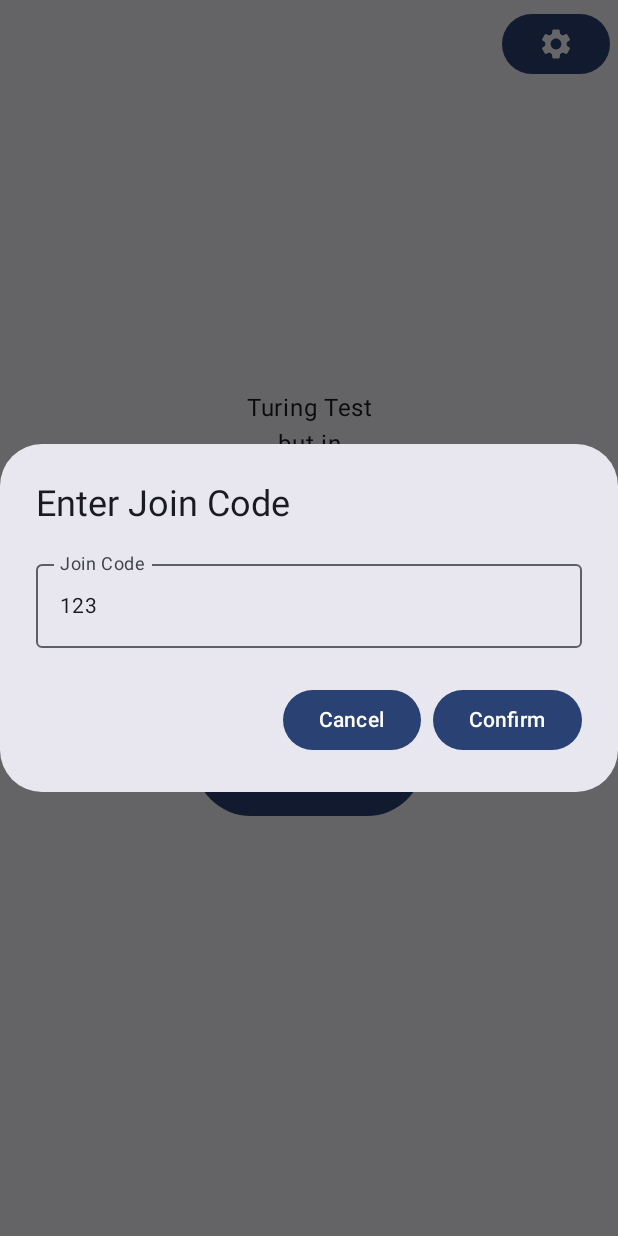
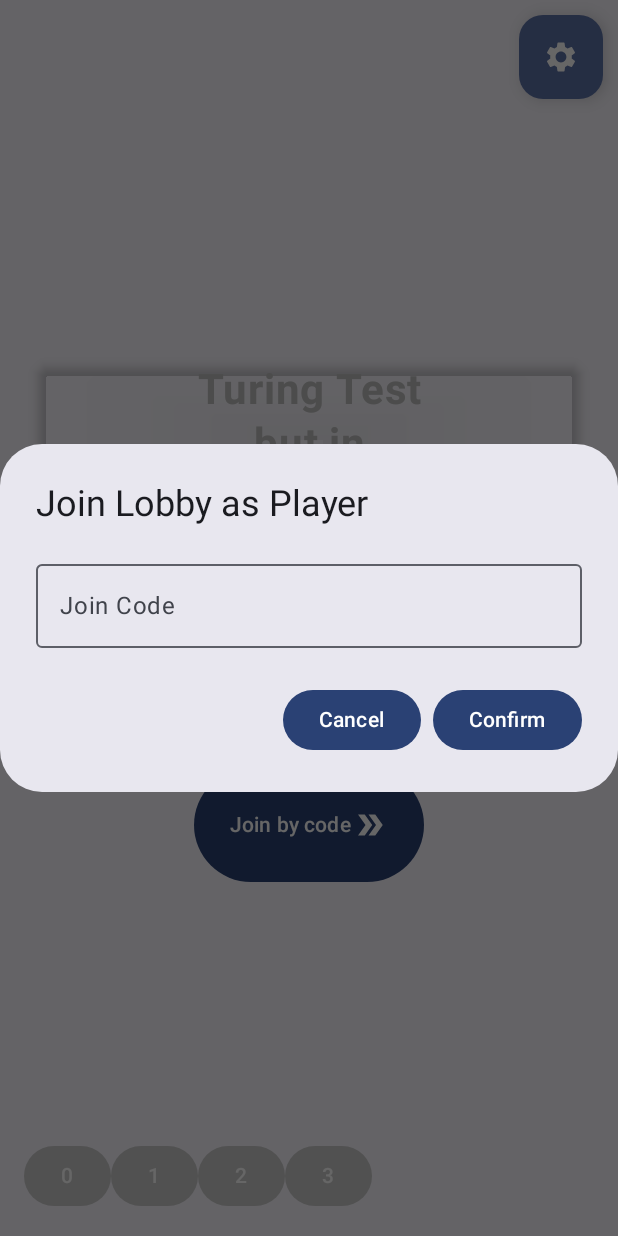
Before and after one commit to eccae/GroupChatTuringTest, an Android app built with Jetpack Compose: the screen it shows after launch (MainActivity), after a tap on "Join by code", on a phone screen of 412 x 824 dp. Run offline under Robolectric (Android 15) with nearby library versions, the phone set to English and light mode, and no system bars; 2 other taps on this screen came first.

Commit message:
removed some bugs (user names and user list sync) improved looks (auto scroll on chat, different fonts etc) added debug button (allows to force change views, breaks logic but enables preview)

```diff
--- a/app/build.gradle.kts
+++ b/app/build.gradle.kts
@@ -68,6 +68,7 @@ dependencies {
     debugImplementation(libs.androidx.ui.tooling)
     debugImplementation(libs.androidx.ui.test.manifest)
     implementation("com.squareup.okhttp3:okhttp:4.11.0")
+    implementation("androidx.constraintlayout:constraintlayout-compose:1.0.1")
     implementation("com.google.code.gson:gson:2.10.1")
     val composeBom = platform("androidx.compose:compose-bom:2024.10.01")
     implementation(composeBom)
--- a/app/src/main/java/com/adrians/groupchatturing/MainActivity.kt
+++ b/app/src/main/java/com/adrians/groupchatturing/MainActivity.kt
@@ -4,14 +4,31 @@ import android.os.Bundle
 import androidx.activity.ComponentActivity
 import androidx.activity.compose.setContent
 import androidx.activity.viewModels
+import androidx.compose.foundation.layout.Arrangement
 import androidx.compose.foundation.layout.Box
+import androidx.compose.foundation.layout.Row
 import androidx.compose.foundation.layout.fillMaxSize
+import androidx.compose.foundation.layout.padding
+import androidx.compose.foundation.shape.RoundedCornerShape
+import androidx.compose.material.icons.Icons
+import androidx.compose.material.icons.filled.DeveloperBoard
+import androidx.compose.material3.Button
+import androidx.compose.material3.ButtonDefaults
+import androidx.compose.material3.FloatingActionButton
+import androidx.compose.material3.Icon
 import androidx.compose.material3.MaterialTheme
 import androidx.compose.material3.Surface
+import androidx.compose.material3.Text
 import androidx.compose.runtime.Composable
 import androidx.compose.runtime.collectAsState
 import androidx.compose.runtime.getValue
+import androidx.compose.runtime.mutableStateOf
+import androidx.compose.runtime.remember
+import androidx.compose.runtime.setValue
+import androidx.compose.ui.Alignment
 import androidx.compose.ui.Modifier
+import androidx.compose.ui.graphics.Color
+import androidx.compose.ui.unit.dp
 import com.adrians.groupchatturing.ui.theme.GroupChatTuringTheme
 //import androidx.compose.ui.tooling.preview.Preview
 
@@ -47,6 +64,10 @@ class MainActivity : ComponentActivity() {
 @Composable
 fun MainView(mainViewModel: MainViewModel) {
     val state by mainViewModel.uiState.collectAsState()
+
+    val isDebugOn = true
+    var isDebugViewsOn by remember { mutableStateOf(false) }
+
     when (state) {
         0 -> {
             MenuScreen(mainViewModel)
@@ -70,4 +91,38 @@ fun MainView(mainViewModel: MainViewModel) {
             }
         }
     }
+    Box {
+        if (isDebugOn && !isDebugViewsOn) {
+            FloatingActionButton(
+                onClick = { isDebugViewsOn = true },
+                modifier = Modifier
+                    .align(Alignment.BottomStart)
+                    .padding(16.dp),
+                containerColor = Color.LightGray
+            ) {
+                Icon(
+                    Icons.Default.DeveloperBoard,
+                    contentDescription = "Debug mode",
+                    tint = Color.White
+                )
+            }
+        } else if (isDebugOn && isDebugViewsOn) {
+            Row(
+                modifier = Modifier
+                    .align(Alignment.BottomStart)
+                    .padding(16.dp),
+                horizontalArrangement = Arrangement.spacedBy(0.dp)
+            ) {
+                repeat(4) { index ->
+                    Button(
+                        onClick = { mainViewModel.DEBUG_force_view(index) },
+                        shape = RoundedCornerShape(50),
+                        colors = ButtonDefaults.buttonColors(containerColor = Color.LightGray)
+                    ) {
+                        Text("$index")
+                    }
+                }
+            }
+        }
+    }
 }
--- a/app/src/main/java/com/adrians/groupchatturing/MainViewModel.kt
+++ b/app/src/main/java/com/adrians/groupchatturing/MainViewModel.kt
@@ -11,11 +11,12 @@ import kotlinx.coroutines.flow.StateFlow
 import kotlinx.coroutines.flow.asStateFlow
 import kotlinx.coroutines.flow.update
 import kotlinx.coroutines.launch
+import kotlin.random.Random
 
 class MainViewModel : ViewModel() {
     private val repository = Repository()
 
-    private val _roomData = MutableStateFlow<Map<String, String>>(emptyMap())
+    private val _roomData = MutableStateFlow<Map<String, Int>>(emptyMap())
     val roomData = _roomData.asStateFlow()
 
     private val _uiState = MutableStateFlow(0)
@@ -27,7 +28,7 @@ class MainViewModel : ViewModel() {
     private val _lobbyId = MutableStateFlow(0)
     val lobbyId= _lobbyId.asStateFlow()
 
-    private val _userName = MutableStateFlow("User")
+    private val _userName = MutableStateFlow("User${Random.nextInt(100, 1000)}")
     val userName = _userName.asStateFlow()
 
     private val _userId = MutableStateFlow(0)
@@ -56,6 +57,9 @@ class MainViewModel : ViewModel() {
     val anonUserList: StateFlow<Set<AnonUser>> get() = _anonUserList
     private val _gameTopic = MutableStateFlow("")
     val gameTopic = _gameTopic.asStateFlow()
+
+    private val _roundNumber = MutableStateFlow(0)
+    val roundNumber = _roundNumber.asStateFlow()
 
     init {
         viewModelScope.launch {
@@ -131,6 +135,7 @@ class MainViewModel : ViewModel() {
             }
             is RepoEvent.GameStarted -> {
                 Log.d(TAG, "Game started")
+                _roundNumber.update { 1 }
                 //can display Starting game... info
 //                _roundDurationSec.update{repository.getRoundDurationSec}
 //                _gameTopic.update { repository.getTopic }
@@ -145,6 +150,7 @@ class MainViewModel : ViewModel() {
                 Log.d(TAG, "Joined lobby as player")
                 _uiState.update{1}
                 _isHost.update{repository.getIsHost}
+                _roomData.update { repository.getRoomData }
                 val allUsers = repository.getUserList
                 _lobbyUserList.update { emptyList() }
                 allUsers.forEach { user ->  addItemToLobbyUserList(user)}
@@ -162,6 +168,7 @@ class MainViewModel : ViewModel() {
                 _gameTopic.update { repository.getTopic }
                 _chatMessagesList.update { emptyList() }
                 _uiState.update{2}
+                _roundNumber.update { repository.getRoundNum }
                 startCountingCoroutine(_roundDurationSec)
             }
             is RepoEvent.NewUserJoined -> {
@@ -194,6 +201,11 @@ class MainViewModel : ViewModel() {
     }
 
     fun setRoomDataAndCreateRoom(dataDict: MutableMap<String, Int>) {
+        if(repository.getUserName == "")
+        {
+            repository.setUsername(_userName.value)
+        }
+        _roomData.update { dataDict }
         repository.sendCreateRoomReq(dataDict)
     }
 
@@ -202,11 +214,16 @@ class MainViewModel : ViewModel() {
     }
 
     fun joinLobby(lobbyId : Int){
+        if(repository.getUserName == "")
+        {
+            repository.setUsername(_userName.value)
+        }
         repository.sendJoinRoomReq(lobbyId)
     }
 
     fun postMessage(messageString: String) {
-        repository.sendPostNewMessageReq(messageString)
+        if(_roundDurationSec.value > 0 && messageString.isNotEmpty())
+            repository.sendPostNewMessageReq(messageString)
     }
 
     fun setServerIpV2R(ip: String) {
@@ -220,4 +237,8 @@ class MainViewModel : ViewModel() {
     fun vote(userNickname: String) {
         repository.sendVoteResp(userNickname)
     }
+
+    fun DEBUG_force_view(view: Int) {
+        _uiState.update { view }
+    }
 }
--- a/app/src/main/java/com/adrians/groupchatturing/MenuComposables.kt
+++ b/app/src/main/java/com/adrians/groupchatturing/MenuComposables.kt
@@ -3,18 +3,24 @@ package com.adrians.groupchatturing
 import androidx.compose.foundation.layout.Arrangement
 import androidx.compose.foundation.layout.Box
 import androidx.compose.foundation.layout.Column
+import androidx.compose.foundation.layout.Row
 import androidx.compose.foundation.layout.Spacer
 import androidx.compose.foundation.layout.fillMaxSize
 import androidx.compose.foundation.layout.fillMaxWidth
 import androidx.compose.foundation.layout.height
 import androidx.compose.foundation.layout.padding
+import androidx.compose.foundation.layout.wrapContentHeight
+import androidx.compose.foundation.shape.RoundedCornerShape
 import androidx.compose.foundation.text.KeyboardOptions
 import androidx.compose.material.icons.Icons
 import androidx.compose.material.icons.filled.AddCircleOutline
+import androidx.compose.material.icons.filled.DeveloperBoard
 import androidx.compose.material.icons.filled.DoubleArrow
 import androidx.compose.material.icons.filled.Settings
 import androidx.compose.material3.AlertDialog
 import androidx.compose.material3.Button
+import androidx.compose.material3.ButtonDefaults
+import androidx.compose.material3.FloatingActionButton
 import androidx.compose.material3.Icon
 import androidx.compose.material3.OutlinedTextField
 import androidx.compose.material3.Slider
@@ -28,11 +34,14 @@ import androidx.compose.runtime.remember
 import androidx.compose.runtime.setValue
 import androidx.compose.ui.Alignment
 import androidx.compose.ui.Modifier
+import androidx.compose.ui.draw.shadow
 import androidx.compose.ui.graphics.Color
 import androidx.compose.ui.text.TextStyle
+import androidx.compose.ui.text.font.FontWeight
 import androidx.compose.ui.text.input.KeyboardType
 import androidx.compose.ui.text.style.TextAlign
 import androidx.compose.ui.unit.dp
+import androidx.compose.ui.unit.sp
 import com.adrians.groupchatturing.ui.theme.GroupChatTuringTheme
 
 @Composable
@@ -40,23 +49,36 @@ fun MenuScreen(mainViewModel: MainViewModel)
 {
     GroupChatTuringTheme {
         Box(modifier = Modifier.fillMaxSize()) {
-    SettingsButton(mainViewModel,
+            SettingsButton(
+                mainViewModel,
                 modifier = Modifier
                     .align(Alignment.TopEnd)
-            .padding(5.dp)
+                    .padding(10.dp)
             )
-    Column (verticalArrangement=Arrangement.Center,
+            Column(
+                verticalArrangement = Arrangement.Center,
                 horizontalAlignment = Alignment.CenterHorizontally,
                 modifier = Modifier.align(Alignment.Center)//Modifier.fillMaxSize()
             )
             {
                 Text(
                     text = "Turing Test\nbut in\nGroup Chat!",
-            textAlign = TextAlign.Center
+                    textAlign = TextAlign.Center,
+                    fontSize = 28.sp,
+                    fontWeight = FontWeight.Bold,
+                    color = Color(0xFFBFBFBF),
+                    lineHeight = 36.sp,
+                    modifier = Modifier
+                        .fillMaxWidth()
+                        .padding(26.dp)
+                        .wrapContentHeight(align = Alignment.CenterVertically) // Center vertically
+                        .shadow(4.dp, shape = RoundedCornerShape(8.dp)) // Add a subtle shadow
                 )
                 CreateRoomButton(mainViewModel = mainViewModel)
                 JoinByCodeButton(mainViewModel = mainViewModel)
-    } } }
+            }
+        }
+    }
 }
 @Composable
 fun JoinByCodeButton(modifier: Modifier = Modifier, mainViewModel: MainViewModel) {
@@ -83,11 +105,11 @@ fun JoinInputDialog(
     onDismiss: () -> Unit,
     onConfirm: (Int) -> Unit
 ) {
-    var joinCode by remember { mutableStateOf("123") }
+    var joinCode by remember { mutableStateOf("") }
     AlertDialog(
         onDismissRequest = { onDismiss() },
         title = {
-            Text(text = "Enter Join Code")
+            Text(text = "Join Lobby as Player")
         },
         text = {
             Column(modifier = Modifier.fillMaxWidth()) {
@@ -101,7 +123,9 @@ fun JoinInputDialog(
             }
         },
         confirmButton = {
-            Button(onClick = { onConfirm(joinCode.toInt()) }) {
+            Button(onClick = {
+                val joinCodeAsInt = joinCode.toIntOrNull() ?: 0
+                onConfirm(joinCodeAsInt) }) {
                 Text(text = "Confirm")
             }
         },
@@ -138,7 +162,7 @@ fun CreateRoomButton(mainViewModel: MainViewModel, modifier: Modifier = Modifier
 fun SettingsButton(mainViewModel: MainViewModel, modifier: Modifier = Modifier) {
     var showDialog by remember { mutableStateOf(false) }
     val userName by mainViewModel.userName.collectAsState()
-    Button(onClick = { showDialog = true },
+    FloatingActionButton(onClick = { showDialog = true },
         modifier = modifier)
     {
         Icon(imageVector = Icons.Default.Settings, contentDescription = null)
@@ -179,7 +203,7 @@ fun CreateRoomDialog(
                     steps = 8,
                     modifier = Modifier.padding(vertical = 8.dp)
                 )
-                Text(text = "Max Rounds: $maxRoundsNumber")
+                Text(text = "Rounds: $maxRoundsNumber")
                 Slider(
                     value = maxPlayersNumber.toFloat(),
                     onValueChange = { maxPlayersNumber = it.toInt() },
```
Also changed, not shown: app/src/main/java/com/adrians/groupchatturing/ChatComposables.kt (+52 -8 lines), app/src/main/java/com/adrians/groupchatturing/LobbyComposables.kt (+63 -9 lines), app/src/main/java/com/adrians/groupchatturing/Repository.kt (+31 -30 lines), app/src/main/java/com/adrians/groupchatturing/SummaryComposables.kt (+15 -5 lines), app/src/main/java/com/adrians/groupchatturing/WebSocketManager.kt (+13 -1 lines). Lines whose indentation alone changed are shown as unchanged.
